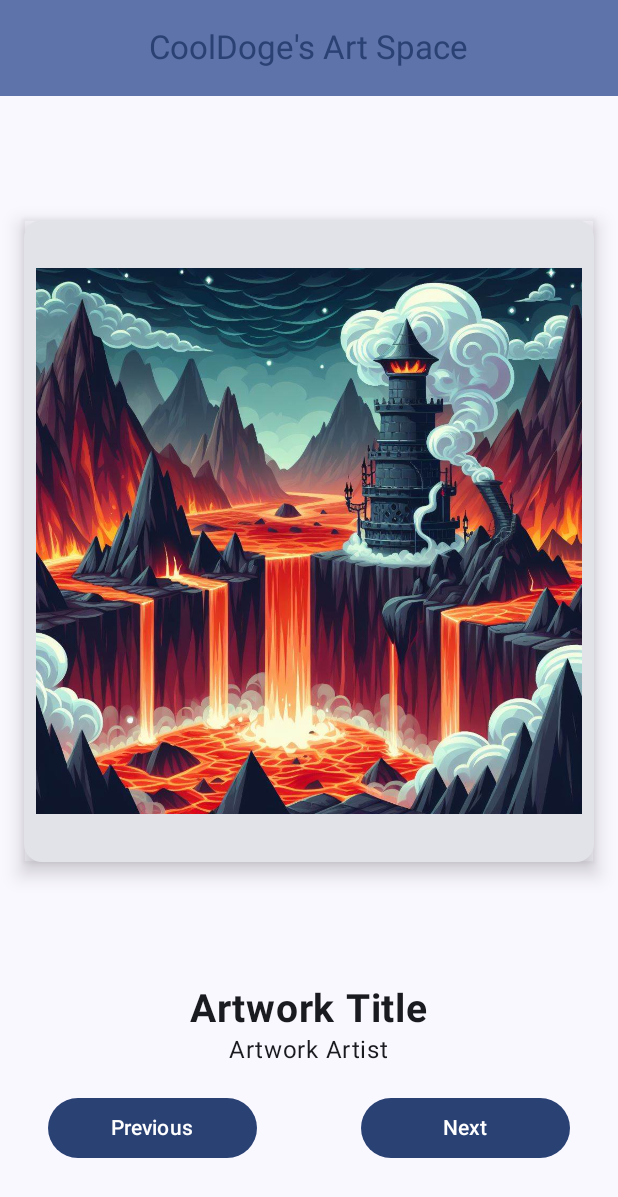
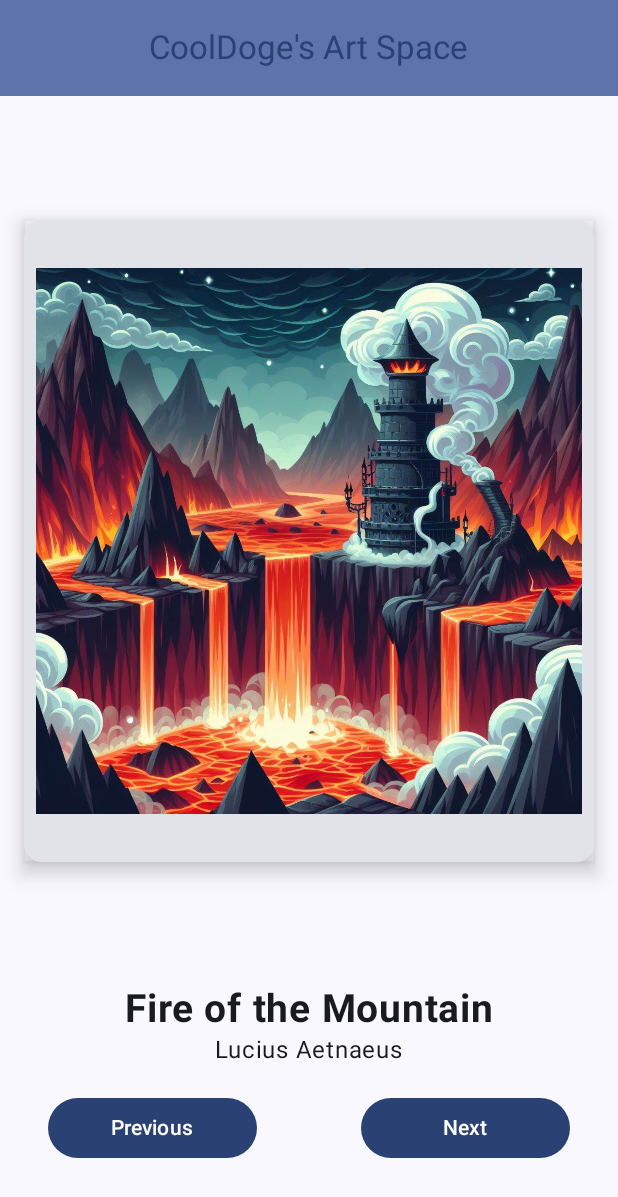
Before and after one commit to Co0lDoge/CD-Art-Space, an Android app built with Jetpack Compose: the screen it shows after launch (MainActivity), after a tap on "Previous", on a phone screen of 412 x 824 dp. Shown: the top 1197 px of the screen. Run offline under Robolectric (Android 15) with nearby library versions, the phone set to English and light mode, and no system bars.

```diff
--- a/app/src/main/java/com/example/cdartspace/MainActivity.kt
+++ b/app/src/main/java/com/example/cdartspace/MainActivity.kt
@@ -28,6 +28,7 @@ import androidx.compose.ui.Alignment
 import androidx.compose.ui.Modifier
 import androidx.compose.ui.draw.shadow
 import androidx.compose.ui.res.painterResource
+import androidx.compose.ui.res.stringResource
 import androidx.compose.ui.text.font.FontWeight
 import androidx.compose.ui.tooling.preview.Preview
 import androidx.compose.ui.unit.dp
@@ -79,6 +80,8 @@ fun ArtSpaceApp(modifier: Modifier = Modifier) {
 @Composable
 fun ArtSpaceScreen(modifier: Modifier = Modifier) {
     var currentImageNum by remember { mutableIntStateOf(0) }
+
+    // This list contains the images and all related to image data.
     val imageSet = ImageData.getImagesData()
 
     Column(
@@ -97,7 +100,7 @@ fun ArtSpaceScreen(modifier: Modifier = Modifier) {
                 .shadow(8.dp)
         ) {
             Image(
-                painter = painterResource(id = imageSet[currentImageNum].imageRes),
+                painter = painterResource(imageSet[currentImageNum].imageRes),
                 contentDescription = null,
                 modifier = modifier
                     .align(Alignment.CenterHorizontally)
@@ -118,12 +121,12 @@ fun ArtSpaceScreen(modifier: Modifier = Modifier) {
                 .padding(16.dp)
         ) {
             Text(
-                text = "Artwork Title",
+                text = stringResource(imageSet[currentImageNum].titleRes),
                 fontSize = 26.sp,
                 fontWeight = FontWeight.Bold
             )
             Text(
-                text = "Artwork Artist"
+                text = stringResource(imageSet[currentImageNum].artistRes)
             )
 
             Row(
@@ -132,7 +135,7 @@ fun ArtSpaceScreen(modifier: Modifier = Modifier) {
                     .padding(top = 16.dp)
             ) {
                 Button(
-                    onClick = { currentImageNum = onPreviousClick(currentImageNum, imageSet) },
+                    onClick = { currentImageNum = onPreviousClick(currentImageNum) },
                     modifier.weight(1f)
                 ) {
                     Text(text = "Previous")
@@ -153,13 +156,13 @@ fun ArtSpaceScreen(modifier: Modifier = Modifier) {
 
 private fun onNextClick(currentImageNum: Int, imageSet: List<ImageData>): Int {
     var newValue = currentImageNum
-    return if (currentImageNum < imageSet.size-1)
+    return if (currentImageNum < imageSet.size - 1)
         ++newValue
     else
         newValue
 }
 
-private fun onPreviousClick(currentImageNum: Int, imageSet: List<ImageData>): Int {
+private fun onPreviousClick(currentImageNum: Int): Int {
     var newValue = currentImageNum
     return if (currentImageNum > 0)
         --newValue
--- a/app/src/main/java/com/example/cdartspace/data/ImageData.kt
+++ b/app/src/main/java/com/example/cdartspace/data/ImageData.kt
@@ -6,32 +6,32 @@ import com.example.cdartspace.R
 
 data class ImageData(
     @DrawableRes val imageRes: Int,
-    val titleRes: String,
-    val artistRes: String
+    val titleRes: Int,
+    val artistRes: Int
 ) {
     companion object {
         fun getImagesData(): List<ImageData> {
             return listOf(
                 ImageData(
                     R.drawable.landscape_1,
-                    "Title 1",
-                    "Artist 1"
+                    R.string.art_title_1,
+                    R.string.art_artist_1
                 ),
                 ImageData(
                     R.drawable.landscape_2,
-                    "Title 2",
-                    "Artist 2"
+                    R.string.art_title_2,
+                    R.string.art_artist_2
                 ),
                 ImageData(
                     R.drawable.landscape_3,
-                    "Title 3",
-                    "Artist 3"
+                    R.string.art_title_3,
+                    R.string.art_artist_3
                 ),
                 ImageData(
                     R.drawable.landscape_4,
-                    "Title 4",
-                    "Artist 4"
-                )
+                    R.string.art_title_4,
+                    R.string.art_artist_4
+                ),
 
             )
         }
--- a/app/src/main/res/values/strings.xml
+++ b/app/src/main/res/values/strings.xml
@@ -1,3 +1,14 @@
 <resources>
     <string name="app_name">CD Art Space</string>
+    <string name="art_title_1">Fire of the Mountain</string>
+    <string name="art_artist_1">Lucius Aetnaeus</string>
+
+    <string name="art_title_2">Smoking Shadows</string>
+    <string name="art_artist_2">Valeria Vesuviana</string>
+
+    <string name="art_title_3">Infernal Rock</string>
+    <string name="art_artist_3">Caius Calderarius</string>
+
+    <string name="art_title_4">Cursed Planes</string>
+    <string name="art_artist_4">Helena Herculana</string>
 </resources>
```
